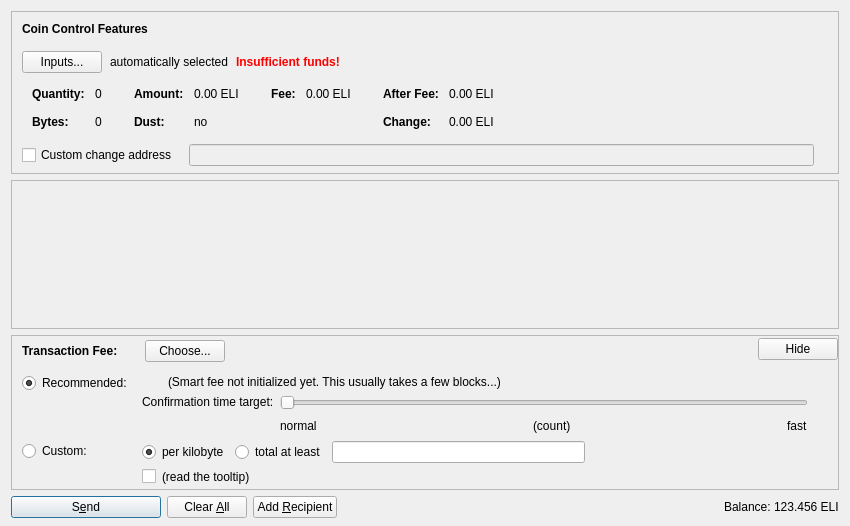
Above: src/qt/forms/sendcoinsdialog.ui from elicoin/elicoin before the change. Below: the same form after it.
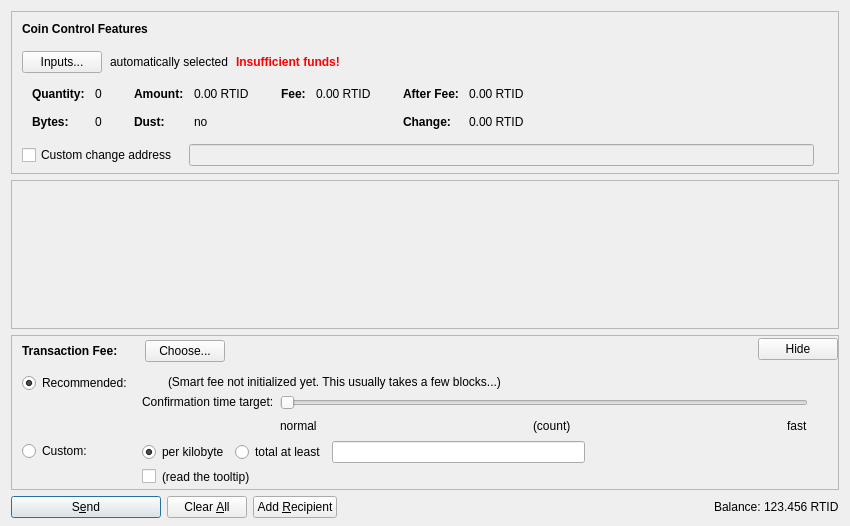
That is the form after the change. Icons and pictures are not drawn. Custom widgets are drawn as their Qt base class.

```diff
--- a/src/qt/forms/sendcoinsdialog.ui
+++ b/src/qt/forms/sendcoinsdialog.ui
@@ -324,7 +324,7 @@
                   <enum>Qt::ActionsContextMenu</enum>
                  </property>
                  <property name="text">
-                  <string notr="true">0.00 ELI</string>
+                  <string notr="true">0.00 RTID</string>
                  </property>
                  <property name="textInteractionFlags">
                   <set>Qt::LinksAccessibleByMouse|Qt::TextSelectableByKeyboard|Qt::TextSelectableByMouse</set>
@@ -404,7 +404,7 @@
                   <enum>Qt::ActionsContextMenu</enum>
                  </property>
                  <property name="text">
-                  <string notr="true">0.00 ELI</string>
+                  <string notr="true">0.00 RTID</string>
                  </property>
                  <property name="textInteractionFlags">
                   <set>Qt::LinksAccessibleByMouse|Qt::TextSelectableByKeyboard|Qt::TextSelectableByMouse</set>
@@ -455,7 +455,7 @@
                   <enum>Qt::ActionsContextMenu</enum>
                  </property>
                  <property name="text">
-                  <string notr="true">0.00 ELI</string>
+                  <string notr="true">0.00 RTID</string>
                  </property>
                  <property name="textInteractionFlags">
                   <set>Qt::LinksAccessibleByMouse|Qt::TextSelectableByKeyboard|Qt::TextSelectableByMouse</set>
@@ -484,7 +484,7 @@
                   <enum>Qt::ActionsContextMenu</enum>
                  </property>
                  <property name="text">
-                  <string notr="true">0.00 ELI</string>
+                  <string notr="true">0.00 RTID</string>
                  </property>
                  <property name="textInteractionFlags">
                   <set>Qt::LinksAccessibleByMouse|Qt::TextSelectableByKeyboard|Qt::TextSelectableByMouse</set>
@@ -1290,7 +1290,7 @@
           <cursorShape>IBeamCursor</cursorShape>
          </property>
          <property name="text">
-          <string notr="true">123.456 ELI</string>
+          <string notr="true">123.456 RTID</string>
          </property>
          <property name="textInteractionFlags">
           <set>Qt::LinksAccessibleByMouse|Qt::TextSelectableByKeyboard|Qt::TextSelectableByMouse</set>
```
Left out of the diff: 4 changed lines with no effect on the pictures.
